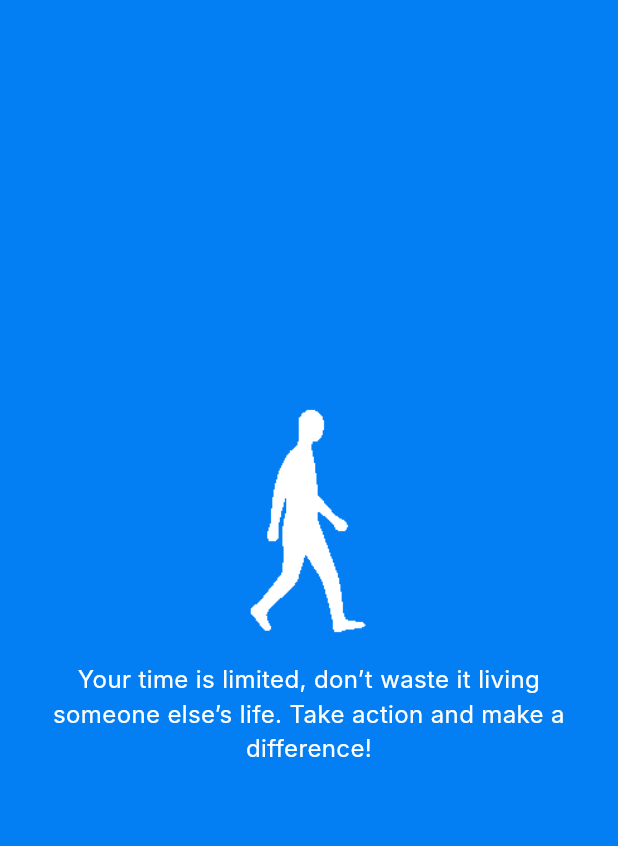
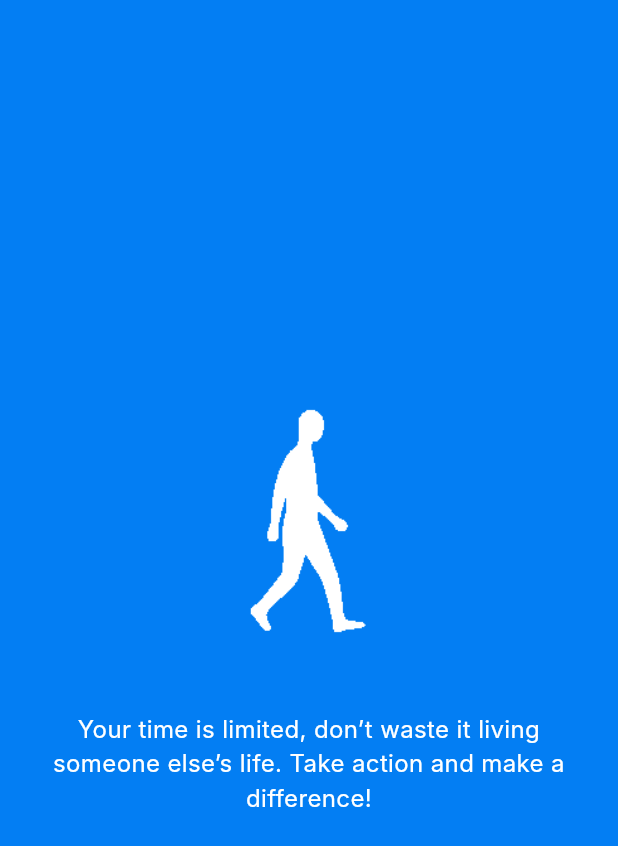
Before and after one commit to Kamipantsu0/MedinaApp, a Flutter app: the first screen one second after launch, on a phone screen of 412 x 824 dp. Shown: the top 846 px of the screen. Run offline on Flutter 3.47's test engine with Material 3 defaults, Android fonts, the phone set to English and light mode, and no system bars; our stand-ins replace firebase_core; accounts and stored records are empty; Roboto replaces fonts that are missing (Inter).

Commit message:
added firebase and fixed the splashtop

```diff
--- a/lib/splashtop.dart
+++ b/lib/splashtop.dart
@@ -106,7 +106,7 @@ class _SplashTopState extends State<SplashTop> {
             ),
             // Position the quote directly below the GIF
             Positioned(
-              bottom: screenHeight * 0.38, // Adjusts position based on the GIF height
+              bottom: screenHeight * 0.34, // Adjusts position based on the GIF height
               left: 0,
               right: 0,
               child: Padding(
```
Also changed, not shown: firebase.json (added), lib/firebase_options.dart (added), 3 other files.
